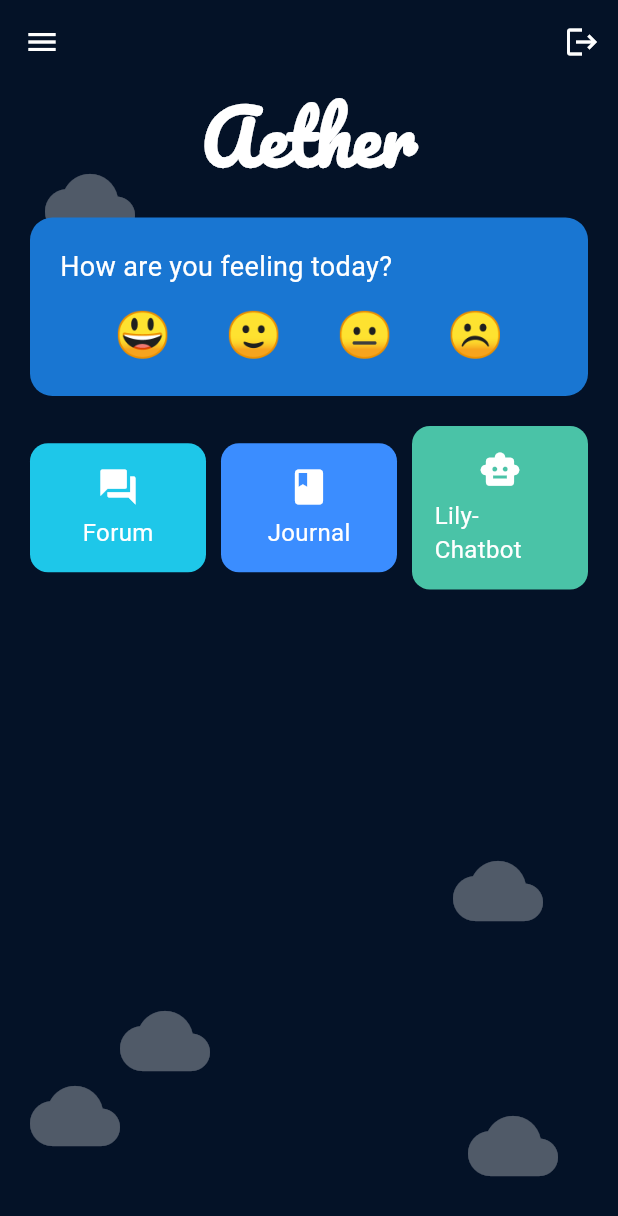
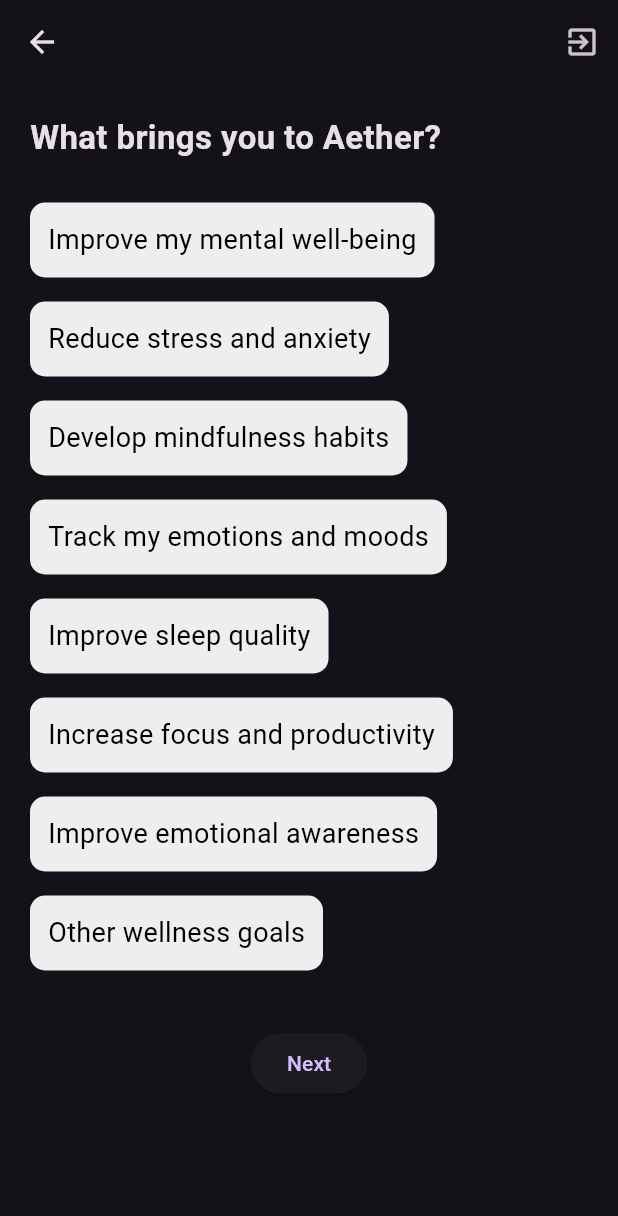
Before and after one commit to aakash-kr-7/Aether, a Flutter app: the screen it shows once a user with an empty profile is signed in, on a phone screen of 412 x 824 dp. Shown: the top 1216 px of the screen. Run offline on Flutter 3.47's test engine with Material 3 defaults, Android fonts, the phone set to English and light mode, and no system bars; our stand-ins replace cloud_firestore, firebase_auth, firebase_core, google_fonts; accounts and stored records are empty; network calls fail.

Commit message:
Onboarding checkin done. Next push is gonna be huge

```diff
--- a/lib/main.dart
+++ b/lib/main.dart
@@ -5,6 +5,7 @@
 import '/firebase_options.dart';
 import 'screens/auth/login_screen.dart';
 import 'screens/home/home_screen.dart';
+import 'screens/home/onboardingscreen.dart'; // Import Onboarding
 import 'screens/journal/journal_home.dart';
 import 'screens/forum/forum_home.dart';
 import 'screens/chatbot/chatbot_screen.dart';
@@ -30,15 +31,35 @@
       routes: {
         '/': (context) => AuthWrapper(),
         '/home': (context) => HomeScreen(),
+        '/onboarding': (context) => OnboardingScreen(),
         '/journal': (context) => JournalHome(),
         '/forum': (context) => ForumHome(),
         '/chatbot': (context) => ChatbotScreen(),
+        '/login': (context) => LoginScreen(),
       },
     );
   }
 }
 
 class AuthWrapper extends StatelessWidget {
+  Future<bool> _checkOnboardingCompletion(String userId) async {
+    try {
+      DocumentSnapshot userDoc = await FirebaseFirestore.instance
+          .collection('users')
+          .doc(userId)
+          .get(const GetOptions(source: Source.server)); // Force fresh data
+
+      if (!userDoc.exists) return false; // If document doesn't exist, user is new
+
+      Map<String, dynamic>? userData = userDoc.data() as Map<String, dynamic>?;
+
+      return userData?['onboardingComplete'] == true;
+    } catch (e) {
+      print("Error checking onboarding status: $e");
+      return false; // Default to onboarding if error occurs
+    }
+  }
+
   @override
   Widget build(BuildContext context) {
     return StreamBuilder<User?>(
@@ -48,7 +69,19 @@
           return Center(child: CircularProgressIndicator());
         }
         if (snapshot.hasData) {
-          return HomeScreen();
+          String userId = snapshot.data!.uid;
+          return FutureBuilder<bool>(
+            future: _checkOnboardingCompletion(userId),
+            builder: (context, onboardingSnapshot) {
+              if (onboardingSnapshot.connectionState == ConnectionState.waiting) {
+                return Center(child: CircularProgressIndicator());
+              }
+              if (onboardingSnapshot.data == false) {
+                return OnboardingScreen();
+              }
+              return HomeScreen();
+            },
+          );
         }
         return LoginScreen();
       },
--- /dev/null
+++ b/lib/models/onboarding_model.dart
@@ -0,0 +1,67 @@
+import 'package:cloud_firestore/cloud_firestore.dart';
+
+class OnboardingModel {
+  String userId;
+  List<String> reasonsForJoining;
+  String mentalWellBeing;
+  List<String> frequentEmotions;
+  List<String> mentalHealthManagement;
+  String dailyTimeCommitment;
+  String reminderPreference;
+  String activityPreference;
+  String primaryFocusArea;
+  List<String> vulnerableTimes;
+  List<String> preferredWellnessActivities;
+
+  OnboardingModel({
+    required this.userId,
+    required this.reasonsForJoining,
+    required this.mentalWellBeing,
+    required this.frequentEmotions,
+    required this.mentalHealthManagement,
+    required this.dailyTimeCommitment,
+    required this.reminderPreference,
+    required this.activityPreference,
+    required this.primaryFocusArea,
+    required this.vulnerableTimes,
+    required this.preferredWellnessActivities,
+  });
+
+  Map<String, dynamic> toMap() {
+    return {
+      'reasonsForJoining': reasonsForJoining,
+      'mentalWellBeing': mentalWellBeing,
+      'frequentEmotions': frequentEmotions,
+      'mentalHealthManagement': mentalHealthManagement,
+      'dailyTimeCommitment': dailyTimeCommitment,
+      'reminderPreference': reminderPreference,
+      'activityPreference': activityPreference,
+      'primaryFocusArea': primaryFocusArea,
+      'vulnerableTimes': vulnerableTimes,
+      'preferredWellnessActivities': preferredWellnessActivities,
+    };
+  }
+
+  factory OnboardingModel.fromMap(Map<String, dynamic> map, String userId) {
+    return OnboardingModel(
+      userId: userId,
+      reasonsForJoining: List<String>.from(map['reasonsForJoining'] ?? []),
+      mentalWellBeing: map['mentalWellBeing'] ?? '',  // ✅ Fixed: Ensures a String, not an int (0)
+      frequentEmotions: List<String>.from(map['frequentEmotions'] ?? []),
+      mentalHealthManagement: List<String>.from(map['mentalHealthManagement'] ?? []),
+      dailyTimeCommitment: map['dailyTimeCommitment'] ?? '',
+      reminderPreference: map['reminderPreference'] ?? '',
+      activityPreference: map['activityPreference'] ?? '',
+      primaryFocusArea: map['primaryFocusArea'] ?? '',
+      vulnerableTimes: List<String>.from(map['vulnerableTimes'] ?? []),
+      preferredWellnessActivities: List<String>.from(map['preferredWellnessActivities'] ?? []),
+    );
+  }
+
+  Future<void> saveToFirestore() async {
+    await FirebaseFirestore.instance.collection('users').doc(userId).set(
+      toMap(),
+      SetOptions(merge: true),
+    );
+  }
+}
--- /dev/null
+++ b/lib/screens/home/onboardingscreen.dart
@@ -0,0 +1,294 @@
+import 'package:flutter/material.dart';
+import 'package:firebase_auth/firebase_auth.dart';
+import 'package:aether/models/onboarding_model.dart';
+
+class OnboardingScreen extends StatefulWidget {
+  @override
+  _OnboardingScreenState createState() => _OnboardingScreenState();
+}
+
+class _OnboardingScreenState extends State<OnboardingScreen> {
+  final User? user = FirebaseAuth.instance.currentUser;
+  int currentQuestionIndex = 0;
+  double mentalWellBeingValue = 5;
+  OnboardingModel onboardingData = OnboardingModel(
+    userId: FirebaseAuth.instance.currentUser?.uid ?? '',
+    reasonsForJoining: [],
+    mentalWellBeing: '',
+    frequentEmotions: [],
+    mentalHealthManagement: [],
+    dailyTimeCommitment: '',
+    reminderPreference: '',
+    activityPreference: '',
+    primaryFocusArea: '',
+    vulnerableTimes: [],
+    preferredWellnessActivities: [],
+  );
+
+  final List<Map<String, dynamic>> questions = [
+    {
+      'question': 'What brings you to Aether?',
+      'options': [
+        'Improve my mental well-being',
+        'Reduce stress and anxiety',
+        'Develop mindfulness habits',
+        'Track my emotions and moods',
+        'Improve sleep quality',
+        'Increase focus and productivity',
+        'Improve emotional awareness',
+        'Other wellness goals',
+      ],
+      'multiple': true,
+      'key': 'reasonsForJoining',
+    },
+    {
+      'question': 'On a scale of 1–10, how would you rate your current mental well-being?',
+      'type': 'slider',
+      'key': 'mentalWellBeing',
+    },
+    {
+      'question': 'Which emotions do you experience most often?',
+      'options': [
+        'Stressed',
+        'Anxious',
+        'Happy',
+        'Overwhelmed',
+        'Calm',
+        'Sad',
+        'Motivated',
+        'Numb/disconnected',
+        'Energetic',
+        'Lonely',
+      ],
+      'multiple': true,
+      'key': 'frequentEmotions',
+    },
+    {
+      'question': 'How do you currently manage your mental health?',
+      'options': [
+        'Meditation or mindfulness exercises',
+        'Journaling',
+        'Therapy or counseling',
+        'Talking to friends/family',
+        'Physical activity (exercise, yoga, etc.)',
+        'Listening to music',
+        'Engaging in creative activities (drawing, writing, etc.)',
+        'I don’t actively manage it yet',
+      ],
+      'multiple': true,
+      'key': 'mentalHealthManagement',
+    },
+    {
+      'question': 'How much time can you dedicate to Aether daily?',
+      'options': [
+        'Less than 5 minutes',
+        '5–10 minutes',
+        '10–20 minutes',
+        '20+ minutes',
+      ],
+      'multiple': false,
+      'key': 'dailyTimeCommitment',
+    },
+    {
+      'question': 'Would you like to receive gentle reminders for mindfulness or self-care check-ins?',
+      'options': [
+        'Yes, daily',
+        'Yes, a few times a week',
+        'No, I’ll check in on my own',
+      ],
+      'multiple': false,
+      'key': 'reminderPreference',
+    },
+    {
+      'question': 'Do you prefer guided exercises or self-directed activities?',
+      'options': [
+        'Guided exercises (e.g., meditation, breathing techniques)',
+        'Self-directed activities (e.g., journaling, reflection prompts)',
+        'A mix of both',
+      ],
+      'multiple': false,
+      'key': 'activityPreference',
+    },
+    {
+      'question': 'What is your primary focus area in Aether?',
+      'options': [
+        'Stress management',
+        'Emotional awareness',
+        'Mindfulness & meditation',
+        'Sleep improvement',
+        'Self-reflection & personal growth',
+      ],
+      'multiple': false,
+      'key': 'primaryFocusArea',
+    },
+    {
+      'question': 'Are there any particular times of day when you feel most emotionally vulnerable?',
+      'options': [
+        'Morning',
+        'Afternoon',
+        'Evening',
+        'Late night',
+        'No specific time',
+      ],
+      'multiple': true,
+      'key': 'vulnerableTimes',
+    },
+    {
+      'question': 'What wellness activities do you want Aether to include for you?',
+      'options': [
+        'Breathing exercises',
+        'Guided meditation',
+        'Mood journaling',
+        'Personalized affirmations',
+        'Daily wellness tips',
+        'Sleep relaxation techniques',
+        'Productivity and focus exercises',
+      ],
+      'multiple': true,
+      'key': 'preferredWellnessActivities',
+    },
+  ];
+
+  void handleSelection(dynamic value) {
+    String key = questions[currentQuestionIndex]['key'];
+
+    setState(() {
+      if (questions[currentQuestionIndex]['multiple'] == true) {
+        List<String> list = List<String>.from(onboardingData.toMap()[key]);
+        if (list.contains(value)) {
+          list.remove(value);
+        } else {
+          list.add(value);
+        }
+        onboardingData = OnboardingModel.fromMap(
+          {
+            ...onboardingData.toMap(),
+            key: list,
+          },
+          onboardingData.userId,
+        );
+      } else {
+        onboardingData = OnboardingModel.fromMap(
+          {
+            ...onboardingData.toMap(),
+            key: value,
+          },
+          onboardingData.userId,
+        );
+      }
+    });
+  }
+
+  void nextQuestion() async {
+    if (currentQuestionIndex < questions.length - 1) {
+      setState(() {
+        currentQuestionIndex++;
+      });
+    } else {
+      await onboardingData.saveToFirestore();
+      Navigator.pushReplacementNamed(context, '/home');
+    }
+  }
+
+  void previousQuestion() {
+    if (currentQuestionIndex > 0) {
+      setState(() {
+        currentQuestionIndex--;
+      });
+    } else {
+      Navigator.pushReplacementNamed(context, '/login');
+    }
+  }
+
+  @override
+  Widget build(BuildContext context) {
+    Map<String, dynamic> currentQuestion = questions[currentQuestionIndex];
+
+    return Scaffold(
+      appBar: AppBar(
+        leading: IconButton(
+          icon: Icon(Icons.arrow_back),
+          onPressed: previousQuestion,
+        ),
+        actions: [
+          IconButton(
+            icon: Icon(Icons.exit_to_app),
+            onPressed: () {
+              Navigator.pushReplacementNamed(context, '/login');
+            },
+          ),
+        ],
+      ),
+      body: SingleChildScrollView(
+        padding: const EdgeInsets.all(20.0),
+        child: Column(
+          crossAxisAlignment: CrossAxisAlignment.start,
+          children: [
+            Text(
+              currentQuestion['question'],
+              style: TextStyle(fontSize: 22, fontWeight: FontWeight.bold),
+            ),
+            SizedBox(height: 20),
+            if (currentQuestion.containsKey('type') && currentQuestion['type'] == 'slider')
+              Column(
+                children: [
+                  Slider(
+                    value: mentalWellBeingValue,
+                    min: 1,
+                    max: 10,
+                    divisions: 9,
+                    label: mentalWellBeingValue.round().toString(),
+                    onChanged: (value) {
+                      setState(() {
+                        mentalWellBeingValue = value;
+                        onboardingData = OnboardingModel.fromMap(
+                          {
+                            ...onboardingData.toMap(),
+                            'mentalWellBeing': mentalWellBeingValue.round().toString(),
+                          },
+                          onboardingData.userId,
+                        );
+                      });
+                    },
+                  ),
+                  Row(
+                    mainAxisAlignment: MainAxisAlignment.spaceBetween,
+                    children: [
+                      Text("Struggling", style: TextStyle(color: Colors.red)),
+                      Text("Thriving", style: TextStyle(color: Colors.green)),
+                    ],
+                  ),
+                ],
+              )
+            else
+              ...currentQuestion['options'].map<Widget>((option) {
+                bool isSelected = onboardingData.toMap()[currentQuestion['key']].contains(option);
+                return GestureDetector(
+                  onTap: () => handleSelection(option),
+                  child: Container(
+                    margin: EdgeInsets.symmetric(vertical: 8),
+                    padding: EdgeInsets.all(12),
+                    decoration: BoxDecoration(
+                      color: isSelected ? Colors.blue : Colors.grey[200],
+                      borderRadius: BorderRadius.circular(10),
+                    ),
+                    child: Text(
+                      option,
+                      style: TextStyle(fontSize: 18, color: isSelected ? Colors.white : Colors.black),
+                    ),
+                  ),
+                );
+              }).toList(),
+            SizedBox(height: 30),
+            Center(
+              child: ElevatedButton(
+                onPressed: nextQuestion,
+                child: Text(currentQuestionIndex == questions.length - 1 ? "Finish" : "Next"),
+              ),
+            ),
+          ],
+        ),
+      ),
+    );
+  }
+}
```
